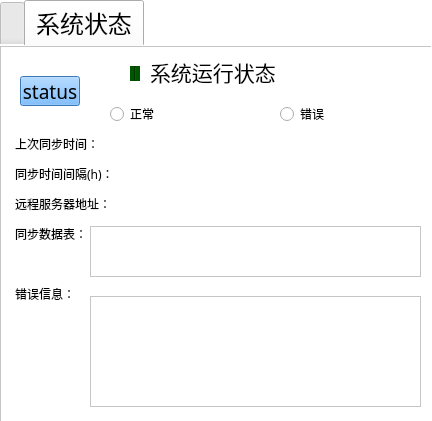
Before: the Qt Designer form data_syncGUI/UI_mainwindow.ui in dreamer121121/data-sync, drawn with Qt 5.
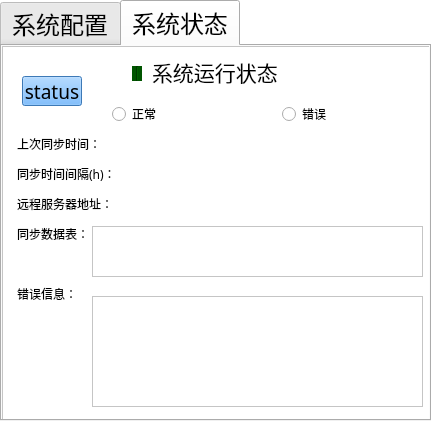
After: the same form once the commit is applied. Icons and pictures are not drawn.

Commit message: 修改配置页面图标

```diff
--- a/data_syncGUI/UI_mainwindow.ui
+++ b/data_syncGUI/UI_mainwindow.ui
@@ -57,7 +57,7 @@
        </font>
       </property>
       <property name="styleSheet">
-       <string notr="true">border-color: rgb(49, 36, 46);</string>
+       <string notr="true"/>
       </property>
       <property name="tabShape">
        <enum>QTabWidget::Rounded</enum>
@@ -83,7 +83,7 @@
          <normaloff>images/config.jpg</normaloff>images/config.jpg</iconset>
        </attribute>
        <attribute name="title">
-        <string/>
+        <string>系统配置</string>
        </attribute>
        <attribute name="toolTip">
         <string>配置系统参数</string>
```
Left out of the diff: 8 changed lines with no effect on the pictures.
